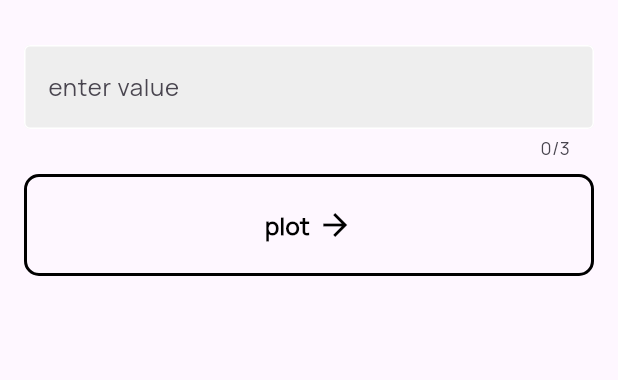
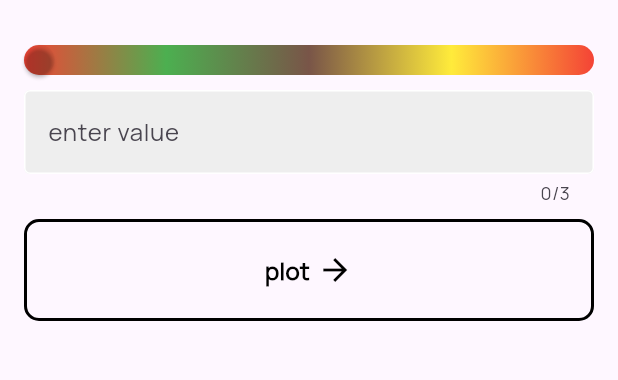
Before and after one commit to jayneeel/IntensityClassifierApp, a Flutter app: the screen it shows after launch, on a phone screen of 412 x 824 dp, the part 63-443 px from its top. Run offline on Flutter 3.47's test engine with Material 3 defaults, Android fonts, the phone set to English and light mode, and no system bars; our stand-ins replace get.

Commit message:
- project and ui setup

```diff
--- /dev/null
+++ b/lib/presentation/home/controllers/home_controller.dart
@@ -0,0 +1,6 @@
+import 'package:flutter/material.dart';
+import 'package:get/get.dart';
+
+class HomeController extends GetxController{
+  var textValue = 0.obs;
+}
--- a/lib/presentation/home/screens/home_screen.dart
+++ b/lib/presentation/home/screens/home_screen.dart
@@ -1,6 +1,7 @@
 import 'package:flutter/material.dart';
 import 'package:get/get.dart';
 import 'package:get/get_rx/get_rx.dart';
+import 'package:intensity_classifier_app/presentation/home/controllers/home_controller.dart';
 import 'package:intensity_classifier_app/presentation/home/widgets/my_button.dart';
 import 'package:intensity_classifier_app/presentation/home/widgets/my_textfield.dart';
 
@@ -9,6 +10,7 @@ class HomeScreen extends StatelessWidget {
 
   @override
   Widget build(BuildContext context) {
+    final HomeController controller = Get.put(HomeController());
     var valueController = TextEditingController();
     var stringValue = "".obs;
 
@@ -19,9 +21,41 @@ class HomeScreen extends StatelessWidget {
       body: Padding(
         padding: const EdgeInsets.all(16),
         child: Column(
-          children: [MyTextField(controller: valueController, onChangeValue: (value){
-
-          },), const SizedBox(height: 10), MyButton(onTap: () {}),
+          children: [
+            Container(
+              height: 20,
+              width: double.maxFinite,
+              decoration: BoxDecoration(
+                borderRadius: BorderRadius.circular(10),
+                gradient: const LinearGradient(
+                  colors: [
+                    Colors.red,
+                    Colors.green,
+                    Colors.brown,
+                    Colors.yellow,
+                    Colors.red,
+                  ],
+                )
+              ),
+              child: SliderTheme(
+                  data: SliderThemeData(overlayShape: SliderComponentShape.noOverlay),
+                  child: Slider(
+                    min: 0,
+                    max: 120,
+                    activeColor: Colors.transparent,
+                    inactiveColor: Colors.transparent,
+                    value: 0,
+                    onChanged: (v) {},
+                  )),
+            ),
+            const SizedBox(height: 10,),
+            MyTextField(
+              controller: valueController,
+              onChangeValue: (value) {
+              },
+            ),
+            const SizedBox(height: 10),
+            MyButton(onTap: () {}),
           ],
         ),
       ),
```
